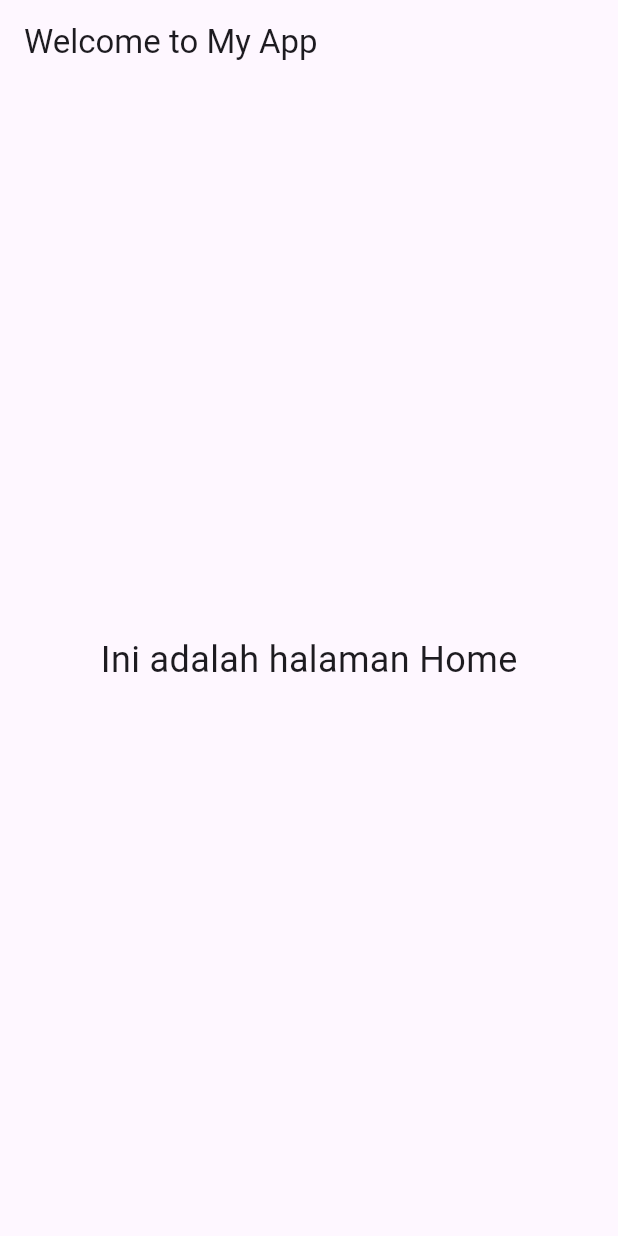
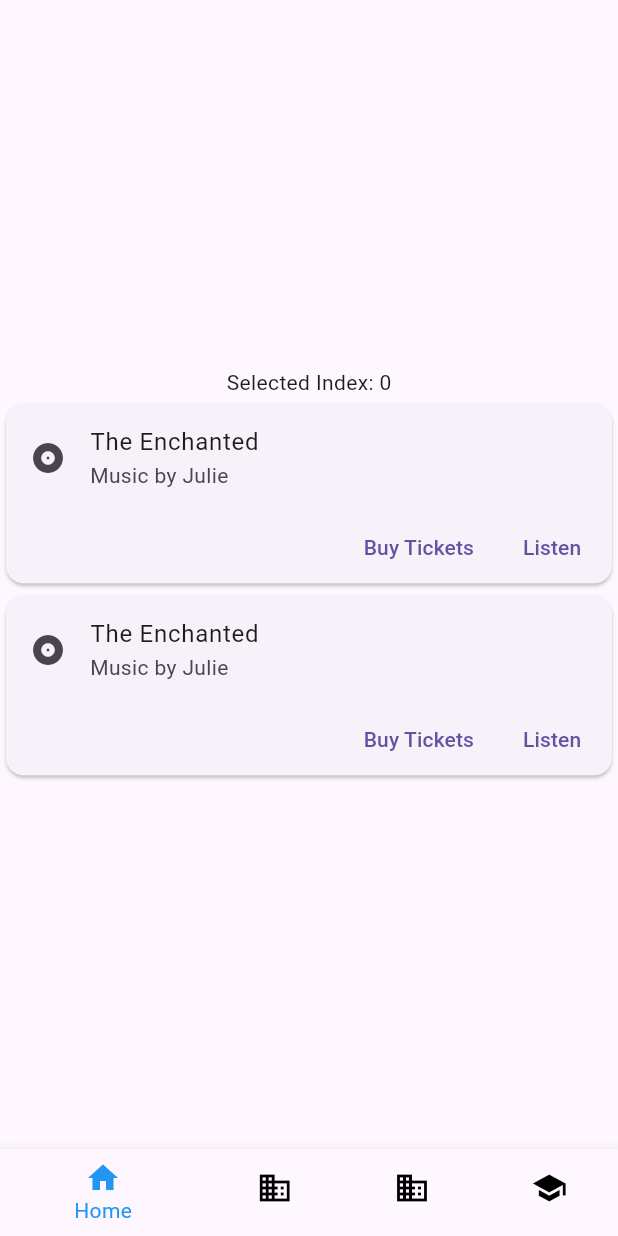
Before and after one commit to furqanx/Gemastik_2024, a Flutter app: the screen it shows after launch, on a phone screen of 412 x 824 dp. Run offline on Flutter 3.47's test engine with Material 3 defaults, Android fonts, the phone set to English and light mode, and no system bars.

Commit message:
format penulisan kode kedua

```diff
--- a/lib/main.dart
+++ b/lib/main.dart
@@ -1,6 +1,8 @@
 import 'package:flutter/material.dart';
 
-void main() => runApp(const MyApp());
+void main() {
+  runApp(MyApp());
+}
 
 class MyApp extends StatelessWidget {
   const MyApp({Key? key}) : super(key: key);
@@ -8,21 +10,123 @@
   @override
   Widget build(BuildContext context) {
     return MaterialApp(
-      title: 'My App',
-      home: Scaffold(
-        appBar: AppBar(
-          title: const Text('Welcome to My App'),
-        ),
-        body: _buildBody(),
-      ),
+      home: MyHomePage(),
     );
   }
+}
 
-  Widget _buildBody() {
-    return const Center(
-      child: Text(
-        'Ini adalah halaman Home',
-        style: TextStyle(fontSize: 24),
+class MyHomePage extends StatefulWidget {
+  const MyHomePage({Key? key}) : super(key: key);
+
+  @override
+  _MyHomePageState createState() => _MyHomePageState();
+}
+
+class _MyHomePageState extends State<MyHomePage> {
+  int _selectedIndex = 0;
+
+  static const List<IconData> _icons = [
+    Icons.home,
+    Icons.business,
+    Icons.business,
+    Icons.school,
+  ];
+
+  static const List<String> _labels = [
+    'Home',
+    'Map',
+    'Calory estimator',
+    'Profile',
+  ];
+
+  void _onItemTapped(int index) {
+    setState(() {
+      _selectedIndex = index;
+    });
+  }
+
+  @override
+  Widget build(BuildContext context) {
+    return Scaffold(
+      body: Column(
+        mainAxisAlignment: MainAxisAlignment.center,
+        children: [
+          Center(
+            child: Text('Selected Index: $_selectedIndex'),
+          ),
+          Center(
+            child: Card(
+              child: Column(
+                mainAxisAlignment: MainAxisAlignment.center,
+                children: <Widget>[
+                  const ListTile(
+                    leading: Icon(Icons.album),
+                    title: Text('The Enchanted'),
+                    subtitle: Text('Music by Julie'),
+                  ),
+                  Row(
+                    mainAxisAlignment: MainAxisAlignment.end,
+                    children: <Widget>[
+                      TextButton(
+                        onPressed: () {/* ... */},
+                        child: const Text('Buy Tickets'),
+                      ),
+                      const SizedBox(width: 8),
+                      TextButton(
+                        onPressed: () {/* ... */},
+                        child: const Text('Listen'),
+                      ),
+                      const SizedBox(width: 8),
+                    ],
+                  )
+                ],
+              ),
+            ),
+          ),
+          Center(
+            child: Card(
+              child: Column(
+                mainAxisAlignment: MainAxisAlignment.center,
+                children: <Widget>[
+                  const ListTile(
+                    leading: Icon(Icons.album),
+                    title: Text('The Enchanted'),
+                    subtitle: Text('Music by Julie'),
+                  ),
+                  Row(
+                    mainAxisAlignment: MainAxisAlignment.end,
+                    children: <Widget>[
+                      TextButton(
+                        onPressed: () {/* ... */},
+                        child: const Text('Buy Tickets'),
+                      ),
+                      const SizedBox(width: 8),
+                      TextButton(
+                        onPressed: () {/* ... */},
+                        child: const Text('Listen'),
+                      ),
+                      const SizedBox(width: 8),
+                    ],
+                  )
+                ],
+              ),
+            ),
+          ),
+        ],
+      ),
+      bottomNavigationBar: BottomNavigationBar(
+        ///////////////////////////
+        items: <BottomNavigationBarItem>[
+          for (var i = 0; i < _icons.length; i++)
+            BottomNavigationBarItem(
+              icon: Icon(_icons[i]),
+              label: _labels[i],
+            ),
+        ],
+        currentIndex: _selectedIndex,
+        unselectedItemColor: Colors.black,
+        selectedItemColor: Colors.blue,
+        onTap: _onItemTapped,
       ),
     );
   }
```
